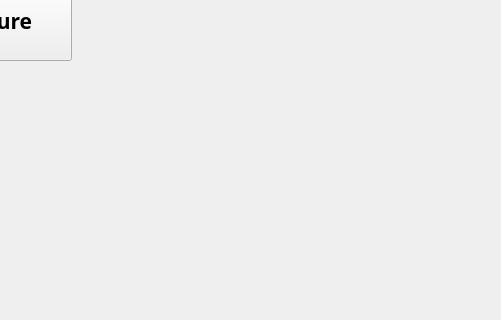
This is main_window.ui in chingi071/Face_recognition as Qt 5 draws it before an edit; both pictures show x 499 to 1000 and y 480 to 800 of the 1000 by 800 pixel window. The edited form follows.
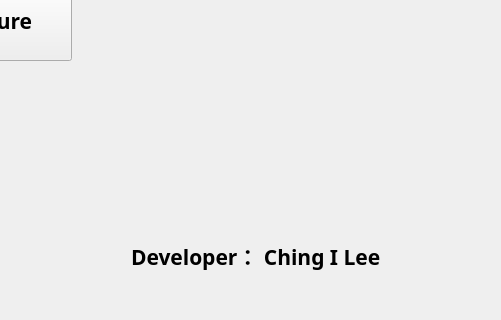
This is the edited form. Custom widgets are drawn as their Qt base class.

The edit to the form file:
```diff
--- a/main_window.ui
+++ b/main_window.ui
@@ -238,6 +238,33 @@
        <string>Recognition</string>
       </property>
      </widget>
+     <widget class="QLabel" name="label">
+      <property name="geometry">
+       <rect>
+        <x>620</x>
+        <y>690</y>
+        <width>341</width>
+        <height>71</height>
+       </rect>
+      </property>
+      <property name="minimumSize">
+       <size>
+        <width>241</width>
+        <height>71</height>
+       </size>
+      </property>
+      <property name="font">
+       <font>
+        <family>Bahnschrift SemiBold SemiConden</family>
+        <pointsize>16</pointsize>
+        <weight>75</weight>
+        <bold>true</bold>
+       </font>
+      </property>
+      <property name="text">
+       <string>Developer： Ching I Lee</string>
+      </property>
+     </widget>
     </widget>
     <widget class="QWidget" name="DBpage">
      <widget class="QWidget" name="layoutWidget_2">
```
